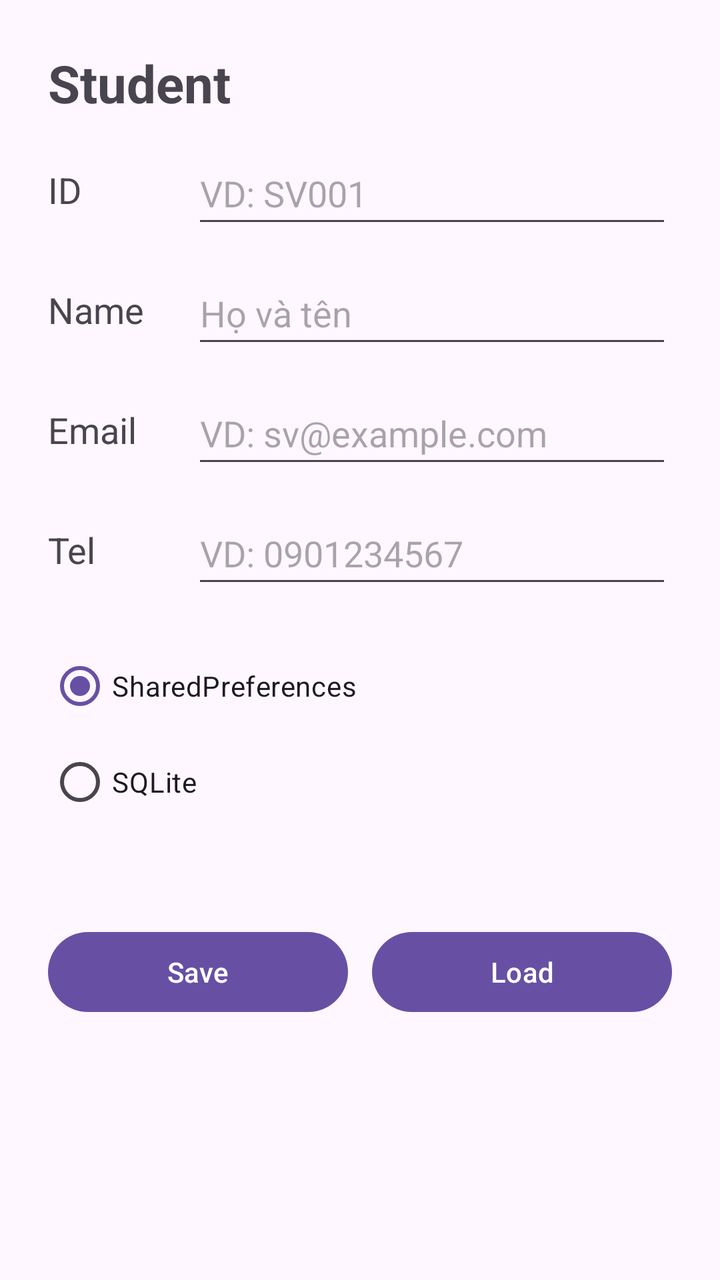
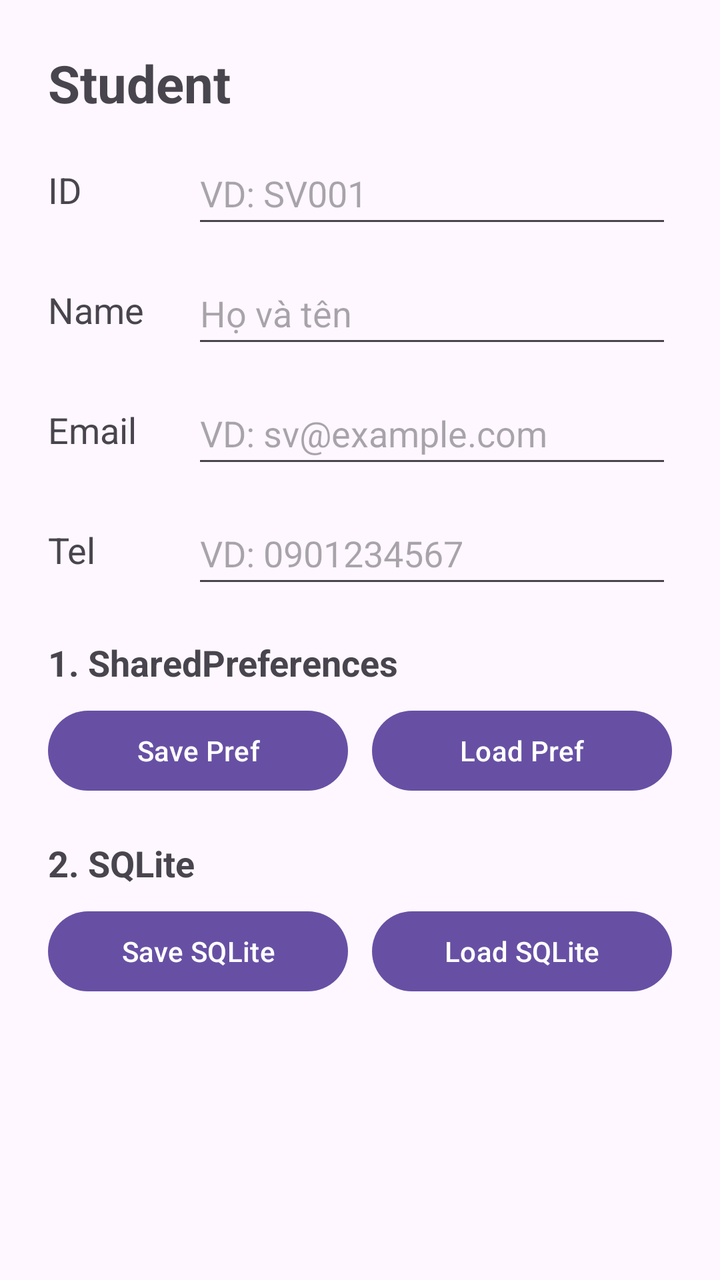

Two renders of the same Android screen: before a commit and after it. Below are the layout's source before the change and the commit's diff.
<!-- AndroidManifest.xml: application theme Theme.Lab_9 -->
<!-- res/layout/activity_main.xml -->
<?xml version="1.0" encoding="utf-8"?>
<ScrollView xmlns:android="http://schemas.android.com/apk/res/android"
    android:layout_width="match_parent"
    android:layout_height="match_parent"
    android:fillViewport="true"
    android:fitsSystemWindows="true">
    <LinearLayout
        android:layout_width="match_parent"
        android:layout_height="wrap_content"
        android:orientation="vertical"
        android:padding="24dp">
        <TextView
            android:layout_width="match_parent"
            android:layout_height="wrap_content"
            android:text="@string/title_student"
            android:textSize="26sp"
            android:textStyle="bold" />
        <LinearLayout
            android:layout_width="match_parent"
            android:layout_height="wrap_content"
            android:layout_marginTop="12dp"
            android:gravity="center_vertical"
            android:orientation="horizontal">
            <TextView
                android:layout_width="72dp"
                android:layout_height="wrap_content"
                android:labelFor="@id/edtId"
                android:text="@string/label_id"
                android:textSize="18sp" />
            <EditText
                android:id="@+id/edtId"
                android:layout_width="0dp"
                android:layout_height="wrap_content"
                android:layout_weight="1"
                android:minHeight="48dp"
                android:hint="@string/input_id"
                android:inputType="text"
                android:singleLine="true" />
        </LinearLayout>
        <LinearLayout
            android:layout_width="match_parent"
            android:layout_height="wrap_content"
            android:layout_marginTop="12dp"
            android:gravity="center_vertical"
            android:orientation="horizontal">
            <TextView
                android:layout_width="72dp"
                android:layout_height="wrap_content"
                android:labelFor="@id/edtName"
                android:text="@string/label_name"
                android:textSize="18sp" />
            <EditText
                android:id="@+id/edtName"
                android:layout_width="0dp"
                android:layout_height="wrap_content"
                android:layout_weight="1"
                android:minHeight="48dp"
                android:hint="@string/input_name"
                android:inputType="textPersonName"
                android:singleLine="true" />
        </LinearLayout>
        <LinearLayout
            android:layout_width="match_parent"
            android:layout_height="wrap_content"
            android:layout_marginTop="12dp"
            android:gravity="center_vertical"
            android:orientation="horizontal">
            <TextView
                android:layout_width="72dp"
                android:layout_height="wrap_content"
                android:labelFor="@id/edtEmail"
                android:text="@string/label_email"
                android:textSize="18sp" />
            <EditText
                android:id="@+id/edtEmail"
                android:layout_width="0dp"
                android:layout_height="wrap_content"
                android:layout_weight="1"
                android:minHeight="48dp"
                android:hint="@string/input_email"
                android:inputType="textEmailAddress"
                android:singleLine="true" />
        </LinearLayout>
        <LinearLayout
            android:layout_width="match_parent"
            android:layout_height="wrap_content"
            android:layout_marginTop="12dp"
            android:gravity="center_vertical"
            android:orientation="horizontal">
            <TextView
                android:layout_width="72dp"
                android:layout_height="wrap_content"
                android:labelFor="@id/edtTel"
                android:text="@string/label_tel"
                android:textSize="18sp" />
            <EditText
                android:id="@+id/edtTel"
                android:layout_width="0dp"
                android:layout_height="wrap_content"
                android:layout_weight="1"
                android:minHeight="48dp"
                android:hint="@string/input_tel"
                android:inputType="phone"
                android:singleLine="true" />
        </LinearLayout>
        <RadioGroup
            android:id="@+id/rgStorage"
            android:layout_width="match_parent"
            android:layout_height="wrap_content"
            android:layout_marginTop="20dp"
            android:checkedButton="@id/rbPreferences"
            android:orientation="vertical">
            <RadioButton
                android:id="@+id/rbPreferences"
                android:layout_width="match_parent"
                android:layout_height="wrap_content"
                android:minHeight="48dp"
                android:text="@string/mode_preferences" />
            <RadioButton
                android:id="@+id/rbSQLite"
                android:layout_width="match_parent"
                android:layout_height="wrap_content"
                android:minHeight="48dp"
                android:text="@string/mode_sqlite" />
        </RadioGroup>
        <TextView
            android:id="@+id/tvHint"
            android:layout_width="match_parent"
            android:layout_height="wrap_content"
            android:layout_marginTop="8dp"
            android:text="@string/hint_preferences" />
        <LinearLayout
            android:layout_width="match_parent"
            android:layout_height="wrap_content"
            android:layout_marginTop="20dp"
            android:orientation="horizontal">
            <Button
                android:id="@+id/btnSave"
                android:layout_width="0dp"
                android:layout_height="wrap_content"
                android:layout_weight="1"
                android:minHeight="48dp"
                android:text="@string/save" />
            <Button
                android:id="@+id/btnLoad"
                android:layout_width="0dp"
                android:layout_height="wrap_content"
                android:layout_marginStart="12dp"
                android:layout_weight="1"
                android:minHeight="48dp"
                android:text="@string/load" />
        </LinearLayout>
    </LinearLayout>
</ScrollView>
<!-- resources referenced by this layout -->
<resources>
  <string name="hint_preferences" />
  <string name="input_email">VD: sv@example.com</string>
  <string name="input_id">VD: SV001</string>
  <string name="input_name">Họ và tên</string>
  <string name="input_tel">VD: 0901234567</string>
  <string name="label_email">Email</string>
  <string name="label_id">ID</string>
  <string name="label_name">Name</string>
  <string name="label_tel">Tel</string>
  <string name="load">Load</string>
  <string name="mode_preferences">SharedPreferences</string>
  <string name="mode_sqlite">SQLite</string>
  <string name="save">Save</string>
  <string name="title_student">Student</string>
  <style name="Theme.Lab_9" parent="Base.Theme.Lab_9" />
  <style name="Base.Theme.Lab_9" parent="Theme.Material3.DayNight.NoActionBar">
          
          
      </style>
</resources>

<!-- the commit's change to res/layout/activity_main.xml (unified diff, before → after) -->
@@ -9,12 +9,14 @@
         android:layout_height="wrap_content"
         android:orientation="vertical"
         android:padding="24dp">
+
         <TextView
             android:layout_width="match_parent"
             android:layout_height="wrap_content"
             android:text="@string/title_student"
             android:textSize="26sp"
             android:textStyle="bold" />
+
         <LinearLayout
             android:layout_width="match_parent"
             android:layout_height="wrap_content"
@@ -37,6 +39,7 @@
                 android:inputType="text"
                 android:singleLine="true" />
         </LinearLayout>
+
         <LinearLayout
             android:layout_width="match_parent"
             android:layout_height="wrap_content"
@@ -59,6 +62,7 @@
                 android:inputType="textPersonName"
                 android:singleLine="true" />
         </LinearLayout>
+
         <LinearLayout
             android:layout_width="match_parent"
             android:layout_height="wrap_content"
@@ -81,6 +85,7 @@
                 android:inputType="textEmailAddress"
                 android:singleLine="true" />
         </LinearLayout>
+
         <LinearLayout
             android:layout_width="match_parent"
             android:layout_height="wrap_content"
@@ -103,52 +108,67 @@
                 android:inputType="phone"
                 android:singleLine="true" />
         </LinearLayout>
-        <RadioGroup
-            android:id="@+id/rgStorage"
+
+        
+        <TextView
             android:layout_width="match_parent"
             android:layout_height="wrap_content"
             android:layout_marginTop="20dp"
-            android:checkedButton="@id/rbPreferences"
-            android:orientation="vertical">
-            <RadioButton
-                android:id="@+id/rbPreferences"
-                android:layout_width="match_parent"
-                android:layout_height="wrap_content"
-                android:minHeight="48dp"
-                android:text="@string/mode_preferences" />
-            <RadioButton
-                android:id="@+id/rbSQLite"
-                android:layout_width="match_parent"
-                android:layout_height="wrap_content"
-                android:minHeight="48dp"
-                android:text="@string/mode_sqlite" />
-        </RadioGroup>
-        <TextView
-            android:id="@+id/tvHint"
+            android:text="@string/mode_preferences"
+            android:textSize="18sp"
+            android:textStyle="bold" />
+
+        <LinearLayout
             android:layout_width="match_parent"
             android:layout_height="wrap_content"
             android:layout_marginTop="8dp"
-            android:text="@string/hint_preferences" />
-        <LinearLayout
-            android:layout_width="match_parent"
-            android:layout_height="wrap_content"
-            android:layout_marginTop="20dp"
             android:orientation="horizontal">
             <Button
-                android:id="@+id/btnSave"
+                android:id="@+id/btnSavePref"
                 android:layout_width="0dp"
                 android:layout_height="wrap_content"
                 android:layout_weight="1"
                 android:minHeight="48dp"
-                android:text="@string/save" />
+                android:text="@string/save_pref" />
             <Button
-                android:id="@+id/btnLoad"
+                android:id="@+id/btnLoadPref"
                 android:layout_width="0dp"
                 android:layout_height="wrap_content"
                 android:layout_marginStart="12dp"
                 android:layout_weight="1"
                 android:minHeight="48dp"
-                android:text="@string/load" />
+                android:text="@string/load_pref" />
+        </LinearLayout>
+
+        
+        <TextView
+            android:layout_width="match_parent"
+            android:layout_height="wrap_content"
+            android:layout_marginTop="20dp"
+            android:text="@string/mode_sqlite"
+            android:textSize="18sp"
+            android:textStyle="bold" />
+
+        <LinearLayout
+            android:layout_width="match_parent"
+            android:layout_height="wrap_content"
+            android:layout_marginTop="8dp"
+            android:orientation="horizontal">
+            <Button
+                android:id="@+id/btnSaveSqlite"
+                android:layout_width="0dp"
+                android:layout_height="wrap_content"
+                android:layout_weight="1"
+                android:minHeight="48dp"
+                android:text="@string/save_sqlite" />
+            <Button
+                android:id="@+id/btnLoadSqlite"
+                android:layout_width="0dp"
+                android:layout_height="wrap_content"
+                android:layout_marginStart="12dp"
+                android:layout_weight="1"
+                android:minHeight="48dp"
+                android:text="@string/load_sqlite" />
         </LinearLayout>
     </LinearLayout>
 </ScrollView>
<!-- resource entries referenced after the edit -->
@@ -1,6 +1,5 @@
 <!-- resources referenced by this layout -->
 <resources>
-  <string name="hint_preferences" />
   <string name="input_email">VD: sv@example.com</string>
   <string name="input_id">VD: SV001</string>
   <string name="input_name">Họ và tên</string>
@@ -9,10 +8,12 @@
   <string name="label_id">ID</string>
   <string name="label_name">Name</string>
   <string name="label_tel">Tel</string>
-  <string name="load">Load</string>
-  <string name="mode_preferences">SharedPreferences</string>
-  <string name="mode_sqlite">SQLite</string>
-  <string name="save">Save</string>
+  <string name="load_pref">Load Pref</string>
+  <string name="load_sqlite">Load SQLite</string>
+  <string name="mode_preferences">1. SharedPreferences</string>
+  <string name="mode_sqlite">2. SQLite</string>
+  <string name="save_pref">Save Pref</string>
+  <string name="save_sqlite">Save SQLite</string>
   <string name="title_student">Student</string>
   <style name="Theme.Lab_9" parent="Base.Theme.Lab_9" />
   <style name="Base.Theme.Lab_9" parent="Theme.Material3.DayNight.NoActionBar">
